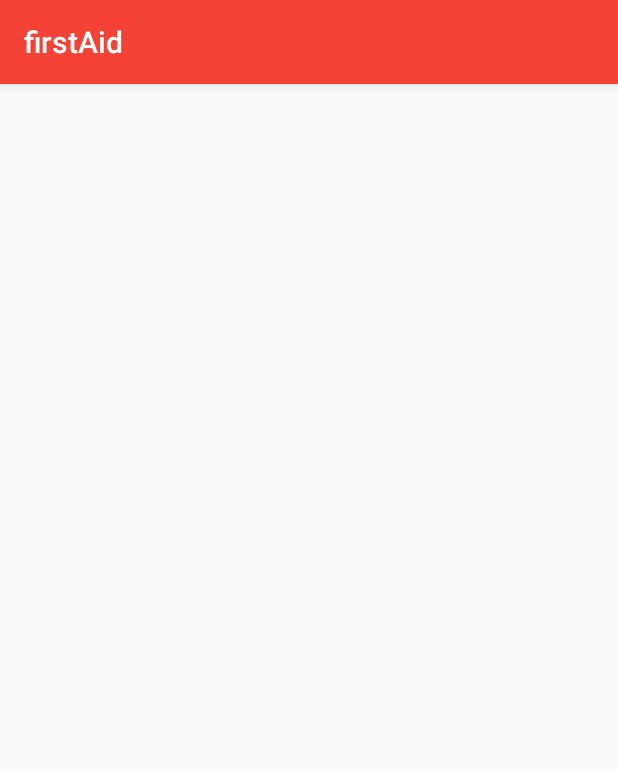
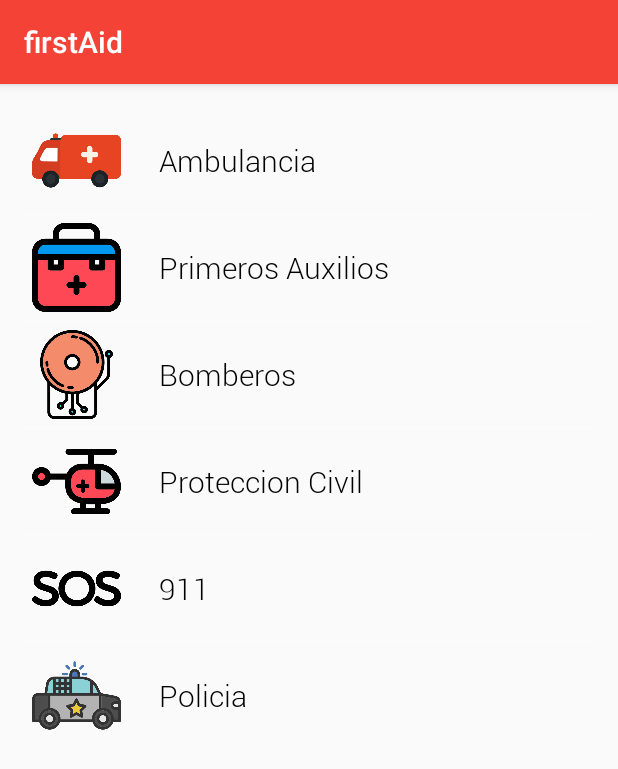
Before and after one commit to horaciogarza/MobileDevicesProject, an Android app: the Phones screen opened directly, with no data from a screen before it, on a phone screen of 412 x 824 dp. Shown: the top 769 px of the screen. Run offline under Robolectric (Android 15) with nearby library versions, the phone set to English and light mode, and no system bars.

Commit message:
bla bla bla

```diff
--- a/app/src/main/AndroidManifest.xml
+++ b/app/src/main/AndroidManifest.xml
@@ -10,7 +10,8 @@
         android:icon="@mipmap/ic_launcher"
         android:label="@string/app_name"
         android:supportsRtl="true"
-        android:theme="@style/AppTheme">
+        android:theme="@style/AppTheme"
+        android:largeHeap="true">
         <meta-data
             android:name="com.google.android.geo.API_KEY"
             android:value="AIzaSyDA0t0Q6BplXBJ2VerPcNp3gTWlS1csjcY" />
--- a/app/src/main/java/com/example/publicfinalsdevs/firstaid/CustomAdapter.java
+++ b/app/src/main/java/com/example/publicfinalsdevs/firstaid/CustomAdapter.java
@@ -1,72 +1,38 @@
 package com.example.publicfinalsdevs.firstaid;
 
-import android.widget.BaseAdapter;
+import android.app.Activity;
 import android.content.Context;
 import android.view.LayoutInflater;
 import android.view.View;
-import android.view.View.OnClickListener;
 import android.view.ViewGroup;
+import android.widget.ArrayAdapter;
 import android.widget.ImageView;
 import android.widget.TextView;
-import android.widget.Toast;
 
-public class CustomAdapter extends BaseAdapter{
+import com.example.publicfinalsdevs.firstaid.R;
 
-    String [] result;
+public class CustomAdapter extends ArrayAdapter {
+    String[] androidListViewStrings;
+    Integer[] imagesId;
     Context context;
-    int [] imageId;
-    private static LayoutInflater inflater=null;
 
-    public CustomAdapter(Phones mainActivity, String[] prgmNameList, int[] prgmImages) {
-        // TODO Auto-generated constructor stub
-        result=prgmNameList;
-        context=mainActivity;
-        imageId=prgmImages;
-        inflater = ( LayoutInflater )context.
-                getSystemService(Context.LAYOUT_INFLATER_SERVICE);
-    }
-    @Override
-    public int getCount() {
-        // TODO Auto-generated method stub
-        return result.length;
+    public CustomAdapter(Activity context, Integer[] imagesId, String[] textListView) {
+        super(context, R.layout.phones_custom_list, textListView);
+        this.androidListViewStrings = textListView;
+        this.imagesId = imagesId;
+        this.context = context;
     }
 
     @Override
-    public Object getItem(int position) {
-        // TODO Auto-generated method stub
-        return position;
+    public View getView(int i, View view, ViewGroup viewGroup) {
+        LayoutInflater layoutInflater = (LayoutInflater) context
+                .getSystemService(Context.LAYOUT_INFLATER_SERVICE);
+        View viewRow = layoutInflater.inflate(R.layout.phones_custom_list, null,
+                true);
+        TextView mtextView = (TextView) viewRow.findViewById(R.id.text_view);
+        ImageView mimageView = (ImageView) viewRow.findViewById(R.id.image_view);
+        mtextView.setText(androidListViewStrings[i]);
+        mimageView.setImageResource(imagesId[i]);
+        return viewRow;
     }
-
-    @Override
-    public long getItemId(int position) {
-        // TODO Auto-generated method stub
-        return position;
-    }
-
-    public class Holder
-    {
-        TextView tv;
-        ImageView img;
-    }
-    @Override
-    public View getView(final int position, View convertView, ViewGroup parent) {
-        // TODO Auto-generated method stub
-        Holder holder=new Holder();
-        View rowView;
-        rowView = inflater.inflate(R.layout.phones_custom_list, null);
-
-        holder.tv = (TextView) rowView.findViewById(R.id.textView1);
-        holder.img = (ImageView) rowView.findViewById(R.id.imageView1);
-        holder.tv.setText(result[position]);
-        holder.img.setImageResource(imageId[position]);
-        rowView.setOnClickListener(new OnClickListener() {
-            @Override
-            public void onClick(View v) {
-                // TODO Auto-generated method stub
-                Toast.makeText(context, "You Clicked "+result[position], Toast.LENGTH_LONG).show();
-            }
-        });
-        return rowView;
-    }
-
 }
--- a/app/src/main/java/com/example/publicfinalsdevs/firstaid/MainActivity.java
+++ b/app/src/main/java/com/example/publicfinalsdevs/firstaid/MainActivity.java
@@ -24,6 +24,7 @@ package com.example.publicfinalsdevs.firstaid;
 import android.app.AlertDialog;
 import android.content.DialogInterface;
 import android.content.Intent;
+import android.graphics.Typeface;
 import android.os.Bundle;
 import android.support.v7.app.AppCompatActivity;
 import android.util.Log;
@@ -60,7 +61,9 @@ public class MainActivity extends AppCompatActivity implements  View.OnClickList
         }
 
         //---Declaracion y Asociasion de botones con XML
-        Button btn_mapa;   btn_mapa = (Button) findViewById(R.id.btnmap);
+        Button btn_mapa;
+        btn_mapa = (Button) findViewById(R.id.btnmap);
+
         Button btn_user;   btn_user = (Button) findViewById(R.id.btnperfil);
         Button btn_SOS;    btn_SOS = (Button) findViewById(R.id.btnSOS);
         Button btn_contactos;   btn_contactos = (Button) findViewById(R.id.btncontactos);
@@ -72,6 +75,7 @@ public class MainActivity extends AppCompatActivity implements  View.OnClickList
         btn_user.setOnClickListener(this);
         btn_SOS.setOnClickListener(this);
         btn_emergencyNum.setOnClickListener(this);
+
 
         btn_SOS.setOnLongClickListener(new View.OnLongClickListener() {
             @Override
--- a/app/src/main/java/com/example/publicfinalsdevs/firstaid/Phones.java
+++ b/app/src/main/java/com/example/publicfinalsdevs/firstaid/Phones.java
@@ -3,6 +3,7 @@ package com.example.publicfinalsdevs.firstaid;
 import android.content.Context;
 import android.support.v7.app.AppCompatActivity;
 import android.os.Bundle;
+import android.util.Log;
 import android.view.View;
 import android.widget.AdapterView;
 import android.widget.ListView;
@@ -11,7 +12,7 @@ import java.util.ArrayList;
 
 public class Phones extends AppCompatActivity {
 
-
+    /*
         @Override
         protected void onCreate(Bundle savedInstanceState) {
             super.onCreate(savedInstanceState);
@@ -19,28 +20,57 @@ public class Phones extends AppCompatActivity {
 
             ListView lv;
             Context context;
-        ArrayList prgmName;
-        int [] prgmImages={R.drawable.transport1,R.drawable.medical1,R.drawable.technology,R.drawable.transport,
-                            R.drawable.sign, R.drawable.transport5};
 
-        String [] prgmNameList={getResources().getString(R.string.epn_ambulance),
-                getResources().getString(R.string.epn_firstAid),getResources().getString(R.string.epn_firemen),
-                getResources().getString(R.string.epn_civil), getResources().getString(R.string.epn_oneNineNine),
-                getResources().getString(R.string.epn_police)};
             context = this;
 
             lv = (ListView) findViewById(R.id.phonesListView);
             CustomAdapter phonesCustomAdapter = new CustomAdapter(this, prgmNameList, prgmImages);
-        /*lv.setAdapter(phonesCustomAdapter);
+            try{
+                lv.setAdapter(phonesCustomAdapter);
+            }
+            catch(Exception ex){
 
-        lv.setOnItemClickListener(new AdapterView.OnItemClickListener(){
+                Log.v("Custom Adapter", ex.getMessage());
+            }
+
+
+            lv.setOnItemClickListener(new AdapterView.OnItemClickListener() {
 
                 @Override
-            public void onItemClick(AdapterView<?> adapterView, View view, int i, long l){
+                public void onItemClick(AdapterView<?> adapterView, View view, int i, long l) {
                     //Code goes here
 
                 }
-        });*/
+            });
+        String androidListViewStrings[] = {"Android ListView Example", "Android Custom ListView Example", "Custom ListView Example",
+                "Android List Adapter", "Custom Adapter ListView", "ListView Tutorial",
+                "ListView with Image and Text", "Custom ListView Text and Image", "ListView Custom Tutorial"};
+
+        Integer image_id[] = {R.drawable.transport, R.drawable.transport, R.drawable.transport,
+                R.drawable.transport, R.drawable.transport, R.drawable.transport,
+                R.drawable.transport, R.drawable.transport, R.drawable.transport};*/
+
+
+        Integer prgmImages[] = {R.drawable.transport1, R.drawable.medical1, R.drawable.technology,
+                R.drawable.transport, R.drawable.sign, R.drawable.police};
+
+        String  prgmNameList[] = {"Ambulancia","Primeros Auxilios","Bomberos",
+                "Proteccion Civil", "911", "Policia"};
+
+        @Override
+        protected void onCreate(Bundle savedInstanceState) {
+            super.onCreate(savedInstanceState);
+            setContentView(R.layout.activity_phones);
+            try{
+                CustomAdapter androidListAdapter = new CustomAdapter(this, prgmImages, prgmNameList);
+                ListView androidListView = (ListView) findViewById(R.id.phonesListView);
+                androidListView.setAdapter(androidListAdapter);
+
+            }
+            catch(Exception ex){
+                Log.v("Error_phones.java", ex.getMessage());
+            }
+
 
     }
 }
--- a/app/src/main/res/layout/phones_custom_list.xml
+++ b/app/src/main/res/layout/phones_custom_list.xml
@@ -2,21 +2,26 @@
 <LinearLayout xmlns:android="http://schemas.android.com/apk/res/android"
     android:layout_width="match_parent"
     android:layout_height="match_parent"
-    android:orientation="horizontal" >
+    android:orientation="horizontal">
 
     <ImageView
-        android:id="@+id/imageView1"
-        android:layout_gravity="center"
-        android:layout_width="48dp"
-        android:layout_height="48dp"
-        android:src="@drawable/asma" />
+        android:id="@+id/image_view"
+        android:layout_width="70dp"
+        android:layout_height="70dp"
+        android:layout_gravity="center_vertical"
+        android:padding="5dp"
 
-    <TextView
-        android:id="@+id/textView1"
-        android:layout_gravity="center"
+        />
+
+    <utils.RobotoTextView
+        android:id="@+id/text_view"
         android:layout_width="wrap_content"
         android:layout_height="wrap_content"
-        android:textSize="25dp"
-        android:text="TextView" />
+        android:layout_gravity="center_vertical"
+        android:layout_marginLeft="20dp"
+        android:textSize="20dp"
+        android:text="Custom Android ListView Example"
+        android:textColor="#000"
+        android:textStyle="bold" />
 
 </LinearLayout>
```
Also changed, not shown: app/src/main/java/utils/RobotoButton.java (+25 -1 lines), app/src/main/java/utils/RobotoTextView.java (+29 -1 lines), app/src/main/res/layout/activity_main.xml (+10 -10 lines), app/src/main/res/drawable/police.png (renamed from app/src/main/res/drawable/transport2.png). Lines whose indentation alone changed are shown as unchanged.
